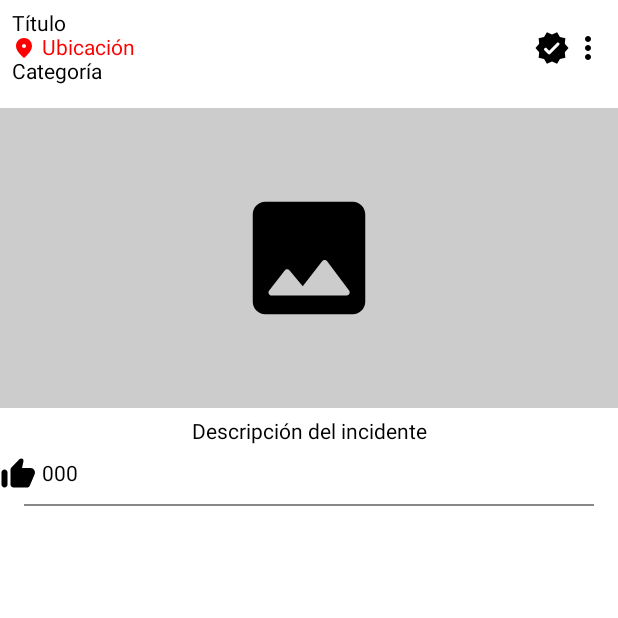
After one commit to julianaMarin12/AppsMoviles, an Android app built with Jetpack Compose: the composable MyReportScreen shown on its own in the app's theme, on a phone screen of 412 x 824 dp, the top half of it. The commit adds this screen. Run offline under Robolectric (Android 15) with nearby library versions, the phone set to English and light mode, and no system bars.

Commit message:
Initial commit on nueva_rama

```diff
--- /dev/null
+++ b/app/src/main/java/com/example/taller1/ui/theme/MyReportScreen.kt
@@ -0,0 +1,125 @@
+package com.example.taller1.ui.theme
+
+import androidx.compose.foundation.background
+import androidx.compose.foundation.layout.Arrangement
+import androidx.compose.foundation.layout.Box
+import androidx.compose.foundation.layout.Column
+import androidx.compose.foundation.layout.Row
+import androidx.compose.foundation.layout.fillMaxWidth
+import androidx.compose.foundation.layout.height
+import androidx.compose.foundation.layout.padding
+import androidx.compose.foundation.layout.size
+import androidx.compose.material.*
+import androidx.compose.material.icons.Icons
+import androidx.compose.material.icons.rounded.LocationOn
+import androidx.compose.material.icons.rounded.MoreVert
+import androidx.compose.material.icons.rounded.Photo
+import androidx.compose.material.icons.rounded.ThumbUp
+import androidx.compose.material.icons.rounded.Verified
+import androidx.compose.runtime.*
+import androidx.compose.ui.Alignment
+import androidx.compose.ui.Modifier
+import androidx.compose.ui.graphics.Color
+import androidx.compose.ui.tooling.preview.Preview
+import androidx.compose.ui.unit.dp
+
+@Composable
+fun MyReportScreen() {
+    Column(
+        verticalArrangement = Arrangement.spacedBy(8.dp), // Espacio entre elementos
+        horizontalAlignment = Alignment.CenterHorizontally
+    ) {
+        Row(
+            modifier = Modifier
+                .fillMaxWidth()
+                .padding(8.dp),
+            horizontalArrangement = Arrangement.SpaceBetween,
+            verticalAlignment = Alignment.CenterVertically
+        ) {
+            Column {
+                Text(
+                    text = "Título",
+                    color = Color.Black
+                )
+                Row(
+                    verticalAlignment = Alignment.CenterVertically
+                ) {
+                    Icon(
+                        imageVector = Icons.Rounded.LocationOn,
+                        contentDescription = "Icono Ubicación",
+                        modifier = Modifier.size(16.dp),
+                        tint = Color.Red
+                    )
+                    Text(
+                        text = "Ubicación",
+                        color = Color.Red,
+                        modifier = Modifier.padding(start = 4.dp)
+                    )
+                }
+                Text(
+                    text = "Categoría",
+                    color = Color.Black
+                )
+            }
+
+            Row(verticalAlignment = Alignment.CenterVertically) {
+                Icon(
+                    imageVector = Icons.Rounded.Verified,
+                    contentDescription = "Icono Verificado",
+                    modifier = Modifier.size(24.dp),
+                    tint = Color.Black
+                )
+                Icon(
+                    imageVector = Icons.Rounded.MoreVert,
+                    contentDescription = "Menú",
+                    modifier = Modifier.size(24.dp),
+                    tint = Color.Black
+                )
+            }
+        }
+
+        Box(
+            modifier = Modifier
+                .fillMaxWidth()
+                .height(200.dp) // Ajusta el alto para darle más espacio a la imagen
+                .background(Color.LightGray)
+        ) {
+            Icon(
+                imageVector = Icons.Rounded.Photo,
+                contentDescription = "icono de imagen",
+                modifier = Modifier.align(Alignment.Center)
+                    .size(100.dp)
+            )
+        }
+        Text(
+            text = "Descripción del incidente",
+            color = Color.Black
+        )
+        Row (
+            modifier = Modifier.fillMaxWidth(),
+            verticalAlignment = Alignment.CenterVertically,
+            horizontalArrangement = Arrangement.spacedBy(4.dp)
+        ){
+            Icon(
+                imageVector = Icons.Rounded.ThumbUp,
+                contentDescription = "Icono Me gusta",
+                modifier = Modifier.size(24.dp)
+            )
+            Text(
+                text = "000",
+                color = Color.Black
+            )
+        }
+        Divider(
+            color = Color.Gray,
+            thickness = 1.dp,
+            modifier = Modifier.padding(horizontal = 16.dp)
+        )
+    }
+}
+
+@Preview(showBackground = true)
+@Composable
+fun MyReportScreenPreview() {
+    MyReportScreen()
+}
--- a/app/src/main/java/com/example/taller1/ui/theme/ReportTabs.kt
+++ b/app/src/main/java/com/example/taller1/ui/theme/ReportTabs.kt
@@ -52,7 +52,7 @@ fun ReportTabs() {
 
             // Mostrar el contenido de cada pestaña
             when (selectedTabIndex) {
-                0 -> ProfileScreen()  // Aquí pones tu pantalla de "Mis reportes"
+                0 -> MyReportScreen()  // Aquí pones tu pantalla de "Mis reportes"
                 1 -> CreateReportScreenPreview()  // Aquí pones tu pantalla de "Crear reporte"
             }
         }
```
